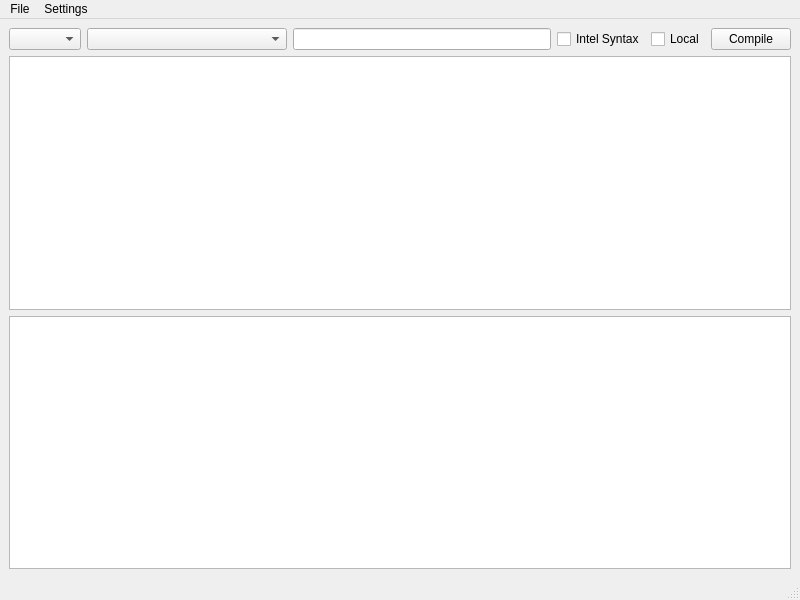
Above: mainwindow.ui from Waqar144/QCompilerExplorer before the change. Below: the same form after it.
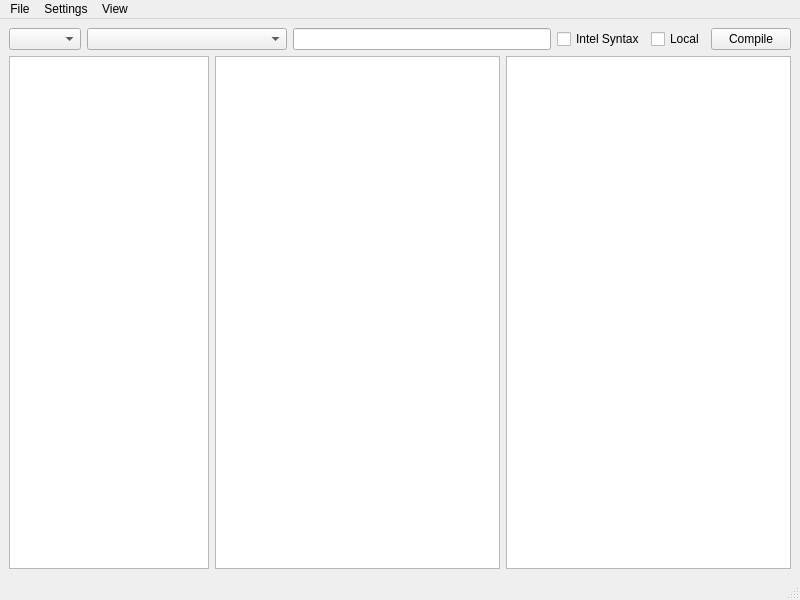
That is the form after the change. Custom widgets are drawn as their Qt base class.

Commit message: Add basic layout

```diff
--- a/mainwindow.ui
+++ b/mainwindow.ui
@@ -73,10 +73,40 @@
      </layout>
     </item>
     <item>
-     <widget class="QCodeEditor" name="codeTextEdit"/>
-    </item>
-    <item>
-     <widget class="AsmTextEdit" name="asmTextEdit"/>
+     <layout class="QHBoxLayout" name="horizontalLayout_5">
+      <item>
+       <widget class="QListWidget" name="fileListWidget">
+        <property name="sizePolicy">
+         <sizepolicy hsizetype="MinimumExpanding" vsizetype="Expanding">
+          <horstretch>0</horstretch>
+          <verstretch>0</verstretch>
+         </sizepolicy>
+        </property>
+        <property name="minimumSize">
+         <size>
+          <width>200</width>
+          <height>0</height>
+         </size>
+        </property>
+        <property name="maximumSize">
+         <size>
+          <width>200</width>
+          <height>16777215</height>
+         </size>
+        </property>
+       </widget>
+      </item>
+      <item>
+       <layout class="QHBoxLayout" name="horizontalLayout_4">
+        <item>
+         <widget class="AsmTextEdit" name="asmTextEdit"/>
+        </item>
+        <item>
+         <widget class="QCodeEditor" name="codeTextEdit"/>
+        </item>
+       </layout>
+      </item>
+     </layout>
     </item>
    </layout>
   </widget>
@@ -103,8 +133,15 @@
     <addaction name="actionSave_asm_to_file"/>
     <addaction name="actionSave_code_to_file"/>
    </widget>
+   <widget class="QMenu" name="menuView">
+    <property name="title">
+     <string>View</string>
+    </property>
+    <addaction name="actionFileBrowser"/>
+   </widget>
    <addaction name="menuFile"/>
    <addaction name="menuSettings"/>
+   <addaction name="menuView"/>
   </widget>
   <widget class="QStatusBar" name="statusbar"/>
   <action name="actionSettings">
```
Left out of the diff: 5 changed lines with no effect on the pictures. The commit also changes 1 other file.
